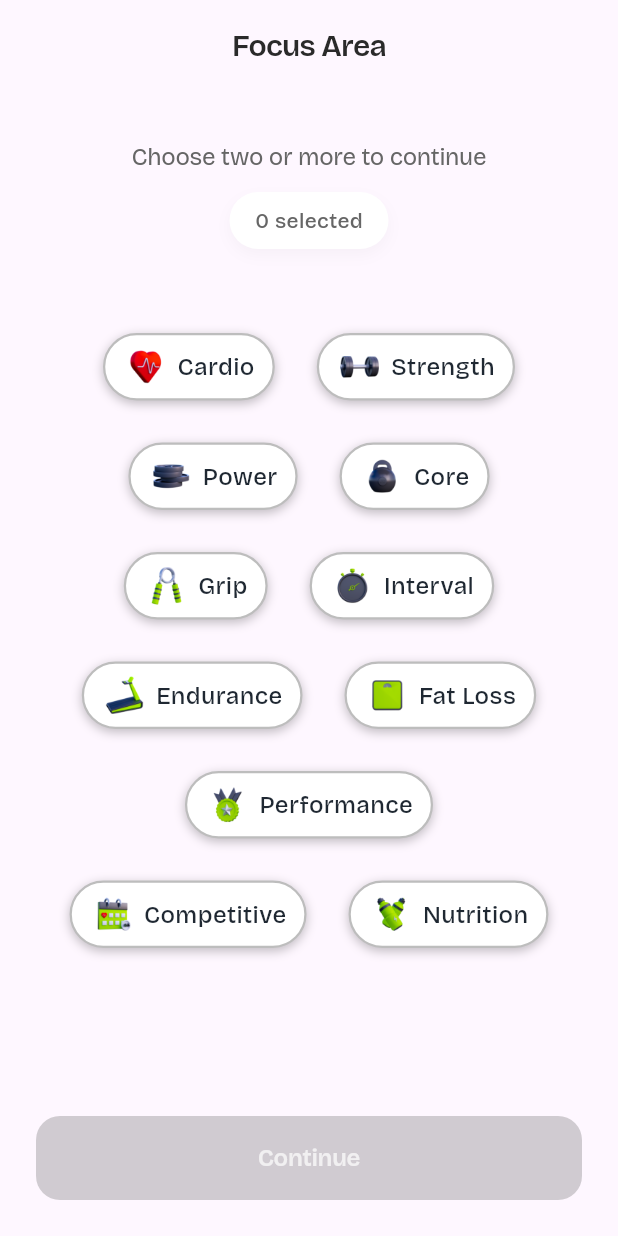
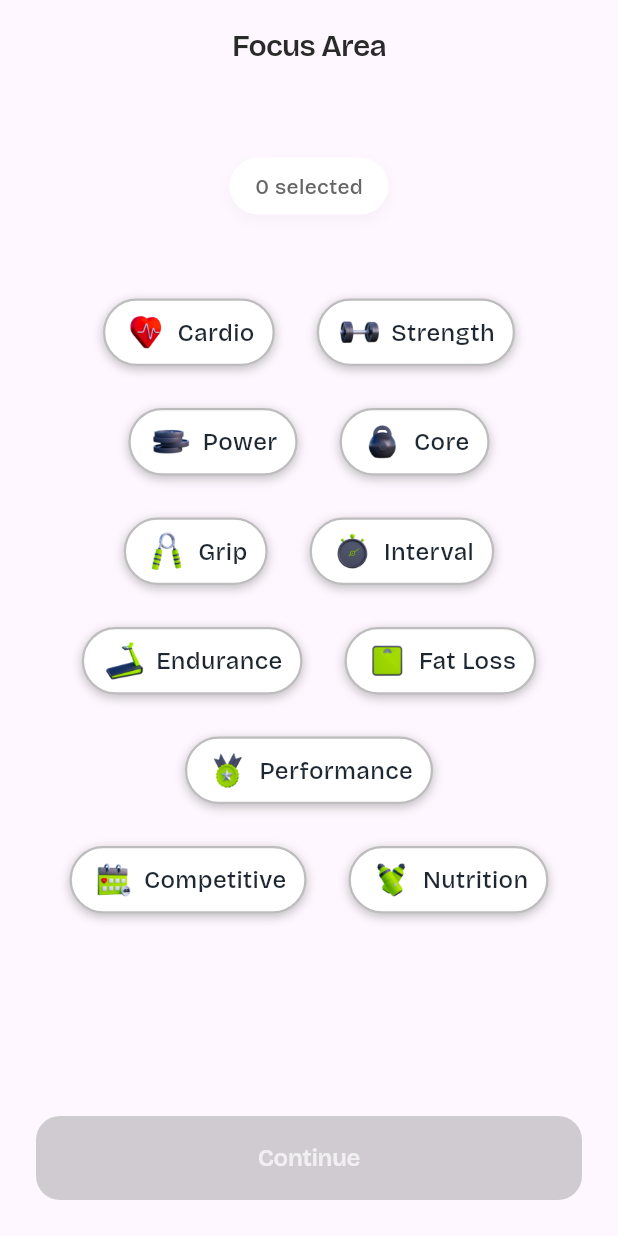
Before and after one commit to mihf05/flutter-fitness, a Flutter app: the WorkoutSelectionPage widget shown alone on an empty page, opened directly, on a phone screen of 412 x 824 dp. Run offline on Flutter 3.47's test engine with Material 3 defaults, Android fonts, the phone set to English and light mode, and no system bars; our stand-ins replace google_fonts; network calls fail.

Commit message:
refactor: Remove redundant text prompt from workout selection page

```diff
--- a/lib/workout_selection.dart
+++ b/lib/workout_selection.dart
@@ -125,17 +125,7 @@ class _WorkoutSelectionPageState extends State<WorkoutSelectionPage>
               padding: EdgeInsets.symmetric(horizontal: 24),
               child: Column(
                 children: [
-                  Text(
-                    "Choose two or more to continue",
-                    style: GoogleFonts.bricolageGrotesque(
-                      color: subtitleColor,
-                      fontSize: 16,
-                      fontWeight: FontWeight.w400,
-                      letterSpacing: -0.2,
-                    ),
-                  ),
                   SizedBox(height: 12),
-
                   // Progress Indicator
                   AnimatedContainer(
                     duration: Duration(milliseconds: 300),
```
